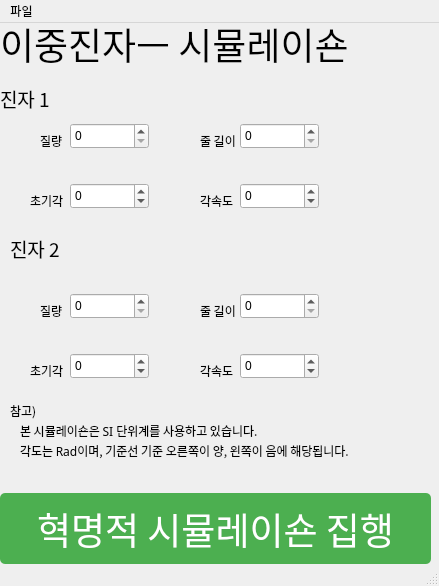
This is new_main/src/untitled.ui in puante/pendulemma as Qt 5 draws it before an edit. The edited form follows.
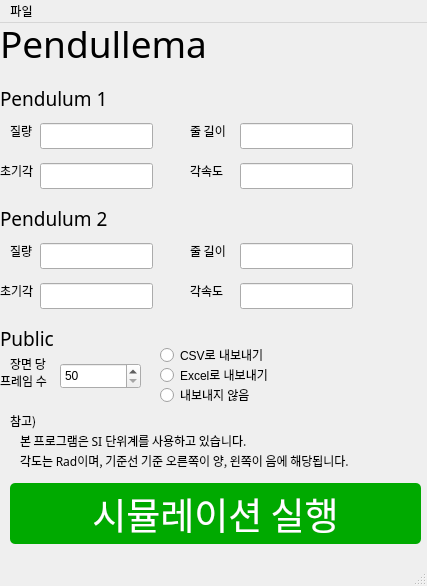
This is the edited form.

The edit to the form file:
```diff
--- a/new_main/src/untitled.ui
+++ b/new_main/src/untitled.ui
@@ -6,7 +6,7 @@
    <rect>
     <x>0</x>
     <y>0</y>
-    <width>439</width>
+    <width>427</width>
     <height>586</height>
    </rect>
   </property>
@@ -25,61 +25,12 @@
     </property>
     <property name="font">
      <font>
-      <family>궁서체</family>
+      <family>맑은 고딕 Semilight</family>
       <pointsize>28</pointsize>
      </font>
     </property>
     <property name="text">
-     <string>이중진자ㅡ 시뮬레이숀</string>
-    </property>
-   </widget>
-   <widget class="QSpinBox" name="p1_mass">
-    <property name="geometry">
-     <rect>
-      <x>70</x>
-      <y>100</y>
-      <width>79</width>
-      <height>26</height>
-     </rect>
-    </property>
-   </widget>
-   <widget class="QSpinBox" name="p1_length">
-    <property name="geometry">
-     <rect>
-      <x>240</x>
-      <y>100</y>
-      <width>79</width>
-      <height>26</height>
-     </rect>
-    </property>
-   </widget>
-   <widget class="QSpinBox" name="p1_theta0">
-    <property name="geometry">
-     <rect>
-      <x>70</x>
-      <y>160</y>
-      <width>79</width>
-      <height>26</height>
-     </rect>
-    </property>
-    <property name="minimum">
-     <number>-7</number>
-    </property>
-    <property name="maximum">
-     <number>7</number>
-    </property>
-   </widget>
-   <widget class="QSpinBox" name="p1_omega0">
-    <property name="geometry">
-     <rect>
-      <x>240</x>
-      <y>160</y>
-      <width>79</width>
-      <height>26</height>
-     </rect>
-    </property>
-    <property name="minimum">
-     <number>-99</number>
+     <string>Pendullema</string>
     </property>
    </widget>
    <widget class="QLabel" name="Pendulum1Label">
@@ -87,18 +38,21 @@
      <rect>
       <x>0</x>
       <y>60</y>
-      <width>71</width>
+      <width>111</width>
       <height>31</height>
      </rect>
     </property>
     <property name="font">
      <font>
-      <family>궁서체</family>
+      <family>맑은 고딕 Semilight</family>
       <pointsize>14</pointsize>
      </font>
     </property>
     <property name="text">
-     <string>진자 1</string>
+     <string>Pendulum 1</string>
+    </property>
+    <property name="textFormat">
+     <enum>Qt::TextFormat::AutoText</enum>
     </property>
     <property name="margin">
      <number>3</number>
@@ -107,15 +61,15 @@
    <widget class="QLabel" name="LabelP1_1">
     <property name="geometry">
      <rect>
-      <x>40</x>
-      <y>110</y>
+      <x>10</x>
+      <y>100</y>
       <width>31</width>
       <height>16</height>
      </rect>
     </property>
     <property name="font">
      <font>
-      <family>궁서체</family>
+      <family>맑은 고딕 Semilight</family>
      </font>
     </property>
     <property name="text">
@@ -125,15 +79,15 @@
    <widget class="QLabel" name="LabelP1_2">
     <property name="geometry">
      <rect>
-      <x>200</x>
-      <y>110</y>
+      <x>190</x>
+      <y>100</y>
       <width>41</width>
       <height>16</height>
      </rect>
     </property>
     <property name="font">
      <font>
-      <family>궁서체</family>
+      <family>맑은 고딕 Semilight</family>
      </font>
     </property>
     <property name="text">
@@ -143,15 +97,15 @@
    <widget class="QLabel" name="LabelP1_3">
     <property name="geometry">
      <rect>
-      <x>30</x>
-      <y>170</y>
-      <width>51</width>
+      <x>0</x>
+      <y>140</y>
+      <width>41</width>
       <height>16</height>
      </rect>
     </property>
     <property name="font">
      <font>
-      <family>궁서체</family>
+      <family>맑은 고딕 Semilight</family>
      </font>
     </property>
     <property name="text">
@@ -161,15 +115,15 @@
    <widget class="QLabel" name="LabelP1_4">
     <property name="geometry">
      <rect>
-      <x>200</x>
-      <y>170</y>
+      <x>190</x>
+      <y>140</y>
       <width>41</width>
       <height>16</height>
      </rect>
     </property>
     <property name="font">
      <font>
-      <family>궁서체</family>
+      <family>맑은 고딕 Semilight</family>
      </font>
     </property>
     <property name="text">
@@ -179,47 +133,37 @@
    <widget class="QLabel" name="Pendulum2Label">
     <property name="geometry">
      <rect>
-      <x>10</x>
-      <y>210</y>
-      <width>71</width>
+      <x>0</x>
+      <y>180</y>
+      <width>111</width>
       <height>31</height>
      </rect>
     </property>
     <property name="font">
      <font>
-      <family>궁서체</family>
+      <family>맑은 고딕 Semilight</family>
       <pointsize>14</pointsize>
      </font>
     </property>
     <property name="text">
-     <string>진자 2</string>
+     <string>Pendulum 2</string>
     </property>
     <property name="margin">
      <number>3</number>
     </property>
    </widget>
-   <widget class="QSpinBox" name="p2_mass">
-    <property name="geometry">
-     <rect>
-      <x>70</x>
-      <y>270</y>
-      <width>79</width>
-      <height>26</height>
-     </rect>
-    </property>
-   </widget>
    <widget class="QLabel" name="LabelP2_1">
     <property name="geometry">
      <rect>
-      <x>40</x>
-      <y>280</y>
+      <x>10</x>
+      <y>220</y>
       <width>31</width>
       <height>16</height>
      </rect>
     </property>
     <property name="font">
      <font>
-      <family>궁서체</family>
+      <family>맑은 고딕 Semilight</family>
      </font>
     </property>
     <property name="text">
@@ -229,114 +173,75 @@
    <widget class="QLabel" name="LabelP2_2">
     <property name="geometry">
      <rect>
-      <x>200</x>
-      <y>280</y>
+      <x>190</x>
+      <y>220</y>
       <width>41</width>
       <height>16</height>
      </rect>
     </property>
     <property name="font">
      <font>
-      <family>궁서체</family>
+      <family>맑은 고딕 Semilight</family>
      </font>
     </property>
     <property name="text">
      <string>줄 길이</string>
     </property>
    </widget>
-   <widget class="QSpinBox" name="p2_length">
-    <property name="geometry">
-     <rect>
-      <x>240</x>
-      <y>270</y>
-      <width>79</width>
-      <height>26</height>
-     </rect>
-    </property>
-   </widget>
    <widget class="QLabel" name="LabelP2_3">
     <property name="geometry">
      <rect>
-      <x>30</x>
-      <y>340</y>
+      <x>0</x>
+      <y>260</y>
       <width>41</width>
       <height>16</height>
      </rect>
     </property>
     <property name="font">
      <font>
-      <family>궁서체</family>
+      <family>맑은 고딕 Semilight</family>
      </font>
     </property>
     <property name="text">
      <string>초기각</string>
     </property>
    </widget>
-   <widget class="QSpinBox" name="p2_theta0">
-    <property name="geometry">
-     <rect>
-      <x>70</x>
-      <y>330</y>
-      <width>79</width>
-      <height>26</height>
-     </rect>
-    </property>
-    <property name="minimum">
-     <number>-7</number>
-    </property>
-    <property name="maximum">
-     <number>7</number>
-    </property>
-   </widget>
    <widget class="QLabel" name="LabelP2_4">
     <property name="geometry">
      <rect>
-      <x>200</x>
-      <y>340</y>
+      <x>190</x>
+      <y>260</y>
       <width>41</width>
       <height>16</height>
      </rect>
     </property>
     <property name="font">
      <font>
-      <family>궁서체</family>
+      <family>맑은 고딕 Semilight</family>
      </font>
     </property>
     <property name="text">
      <string>각속도</string>
     </property>
    </widget>
-   <widget class="QSpinBox" name="p2_omega0">
-    <property name="geometry">
-     <rect>
-      <x>240</x>
-      <y>330</y>
-      <width>79</width>
-      <height>26</height>
-     </rect>
-    </property>
-    <property name="minimum">
-     <number>-99</number>
-    </property>
-   </widget>
    <widget class="QPushButton" name="pushButton">
     <property name="geometry">
      <rect>
-      <x>0</x>
-      <y>470</y>
-      <width>431</width>
-      <height>71</height>
+      <x>10</x>
+      <y>460</y>
+      <width>411</width>
+      <height>61</height>
      </rect>
     </property>
     <property name="font">
      <font>
-      <family>궁서체</family>
+      <family>맑은 고딕 Semilight</family>
       <pointsize>28</pointsize>
      </font>
     </property>
     <property name="styleSheet">
      <string notr="true">QPushButton {
-    background-color: #4CAF50;
+    background-color: rgb(0, 170, 0);
     color: white;
     border-radius: 5px;
     padding: 5px;
@@ -351,21 +256,24 @@
 }</string>
     </property>
     <property name="text">
-     <string>혁명적 시뮬레이숀 집행</string>
+     <string>시뮬레이션 실행</string>
+    </property>
+    <property name="autoDefault">
+     <bool>false</bool>
     </property>
    </widget>
    <widget class="QLabel" name="notice">
     <property name="geometry">
      <rect>
       <x>10</x>
-      <y>380</y>
+      <y>390</y>
       <width>50</width>
       <height>16</height>
      </rect>
     </property>
     <property name="font">
      <font>
-      <family>궁서체</family>
+      <family>맑은 고딕 Semilight</family>
      </font>
     </property>
     <property name="text">
@@ -376,45 +284,248 @@
     <property name="geometry">
      <rect>
       <x>20</x>
-      <y>400</y>
+      <y>410</y>
       <width>311</width>
       <height>16</height>
      </rect>
     </property>
     <property name="font">
      <font>
-      <family>궁서체</family>
+      <family>맑은 고딕 Semilight</family>
      </font>
     </property>
     <property name="text">
-     <string>본 시뮬레이숀은 SI 단위계를 사용하고 있습니다.</string>
+     <string>본 프로그램은 SI 단위계를 사용하고 있습니다.</string>
     </property>
    </widget>
    <widget class="QLabel" name="notice_3">
     <property name="geometry">
      <rect>
       <x>20</x>
-      <y>420</y>
+      <y>430</y>
       <width>401</width>
       <height>16</height>
      </rect>
     </property>
     <property name="font">
      <font>
-      <family>궁서체</family>
+      <family>맑은 고딕 Semilight</family>
      </font>
     </property>
     <property name="text">
      <string>각도는 Rad이며, 기준선 기준 오른쪽이 양, 왼쪽이 음에 해당됩니다.</string>
     </property>
    </widget>
+   <widget class="QLineEdit" name="p1_mass">
+    <property name="geometry">
+     <rect>
+      <x>40</x>
+      <y>100</y>
+      <width>113</width>
+      <height>26</height>
+     </rect>
+    </property>
+   </widget>
+   <widget class="QLineEdit" name="p1_line">
+    <property name="geometry">
+     <rect>
+      <x>240</x>
+      <y>100</y>
+      <width>113</width>
+      <height>26</height>
+     </rect>
+    </property>
+   </widget>
+   <widget class="QLineEdit" name="p1_theta0">
+    <property name="geometry">
+     <rect>
+      <x>40</x>
+      <y>140</y>
+      <width>113</width>
+      <height>26</height>
+     </rect>
+    </property>
+   </widget>
+   <widget class="QLineEdit" name="p1_omega0">
+    <property name="geometry">
+     <rect>
+      <x>240</x>
+      <y>140</y>
+      <width>113</width>
+      <height>26</height>
+     </rect>
+    </property>
+   </widget>
+   <widget class="QLineEdit" name="p2_mass">
+    <property name="geometry">
+     <rect>
+      <x>40</x>
+      <y>220</y>
+      <width>113</width>
+      <height>26</height>
+     </rect>
+    </property>
+   </widget>
+   <widget class="QLineEdit" name="p2_line">
+    <property name="geometry">
+     <rect>
+      <x>240</x>
+      <y>220</y>
+      <width>113</width>
+      <height>26</height>
+     </rect>
+    </property>
+   </widget>
+   <widget class="QLineEdit" name="p2_theta0">
+    <property name="geometry">
+     <rect>
+      <x>40</x>
+      <y>260</y>
+      <width>113</width>
+      <height>26</height>
+     </rect>
+    </property>
+   </widget>
+   <widget class="QLineEdit" name="p2_omega0">
+    <property name="geometry">
+     <rect>
+      <x>240</x>
+      <y>260</y>
+      <width>113</width>
+      <height>26</height>
+     </rect>
+    </property>
+   </widget>
+   <widget class="QLabel" name="PublicLabel">
+    <property name="geometry">
+     <rect>
+      <x>0</x>
+      <y>300</y>
+      <width>61</width>
+      <height>31</height>
+     </rect>
+    </property>
+    <property name="font">
+     <font>
+      <family>맑은 고딕 Semilight</family>
+      <pointsize>14</pointsize>
+     </font>
+    </property>
+    <property name="text">
+     <string>Public</string>
+    </property>
+    <property name="margin">
+     <number>3</number>
+    </property>
+   </widget>
+   <widget class="QSpinBox" name="Public_FrameAmount">
+    <property name="geometry">
+     <rect>
+      <x>60</x>
+      <y>340</y>
+      <width>81</width>
+      <height>26</height>
+     </rect>
+    </property>
+    <property name="minimum">
+     <number>50</number>
+    </property>
+    <property name="maximum">
+     <number>1000</number>
+    </property>
+   </widget>
+   <widget class="QLabel" name="PublicLabel_2">
+    <property name="geometry">
+     <rect>
+      <x>10</x>
+      <y>330</y>
+      <width>41</width>
+      <height>21</height>
+     </rect>
+    </property>
+    <property name="font">
+     <font>
+      <family>맑은 고딕 Semilight</family>
+     </font>
+    </property>
+    <property name="text">
+     <string>장면 당</string>
+    </property>
+   </widget>
+   <widget class="QLabel" name="PublicLabel_3">
+    <property name="geometry">
+     <rect>
+      <x>0</x>
+      <y>350</y>
+      <width>61</width>
+      <height>16</height>
+     </rect>
+    </property>
+    <property name="font">
+     <font>
+      <family>맑은 고딕 Semilight</family>
+     </font>
+    </property>
+    <property name="text">
+     <string>프레임 수</string>
+    </property>
+   </widget>
+   <widget class="QWidget" name="RadiobuttonFrame" native="true">
+    <property name="geometry">
+     <rect>
+      <x>150</x>
+      <y>310</y>
+      <width>131</width>
+      <height>71</height>
+     </rect>
+    </property>
+    <widget class="QRadioButton" name="radioButton">
+     <property name="geometry">
+      <rect>
+       <x>10</x>
+       <y>10</y>
+       <width>121</width>
+       <height>24</height>
+      </rect>
+     </property>
+     <property name="text">
+      <string>CSV로 내보내기</string>
+     </property>
+    </widget>
+    <widget class="QRadioButton" name="radioButton_2">
+     <property name="geometry">
+      <rect>
+       <x>10</x>
+       <y>30</y>
+       <width>121</width>
+       <height>24</height>
+      </rect>
+     </property>
+     <property name="text">
+      <string>Excel로 내보내기</string>
+     </property>
+    </widget>
+    <widget class="QRadioButton" name="radioButton_3">
+     <property name="geometry">
+      <rect>
+       <x>10</x>
+       <y>50</y>
+       <width>121</width>
+       <height>24</height>
+      </rect>
+     </property>
+     <property name="text">
+      <string>내보내지 않음</string>
+     </property>
+    </widget>
+   </widget>
   </widget>
   <widget class="QMenuBar" name="menubar">
    <property name="geometry">
     <rect>
      <x>0</x>
      <y>0</y>
-     <width>439</width>
+     <width>427</width>
      <height>33</height>
     </rect>
    </property>
```
Left out of the diff: 10 changed lines with no effect on the pictures.
